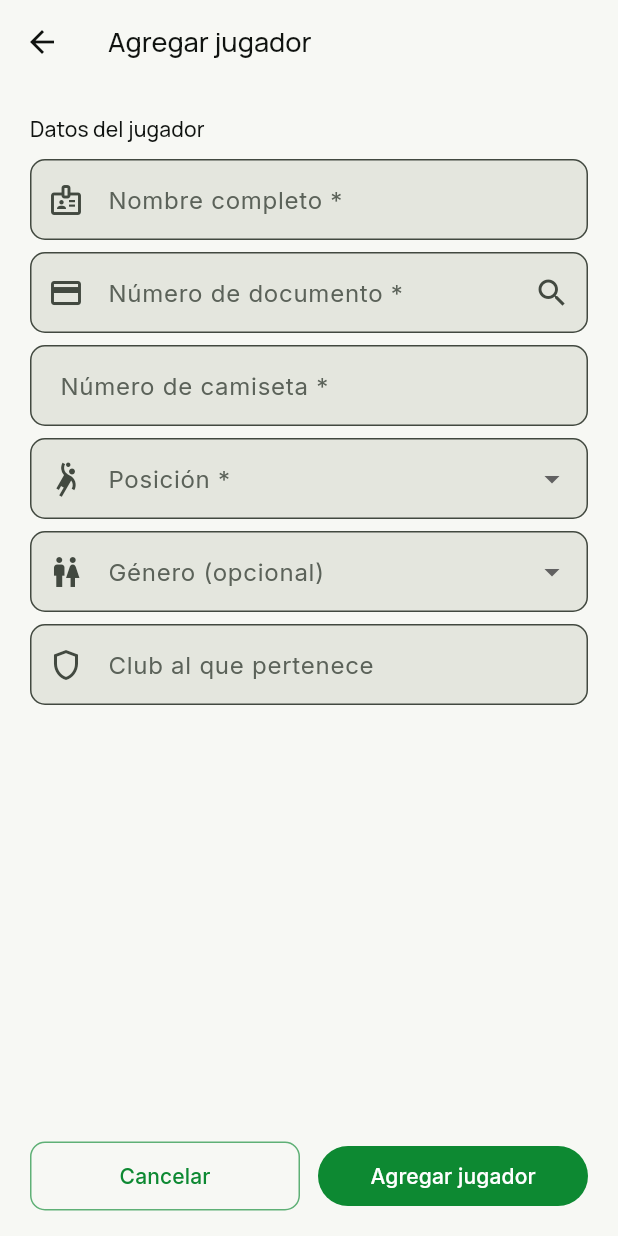
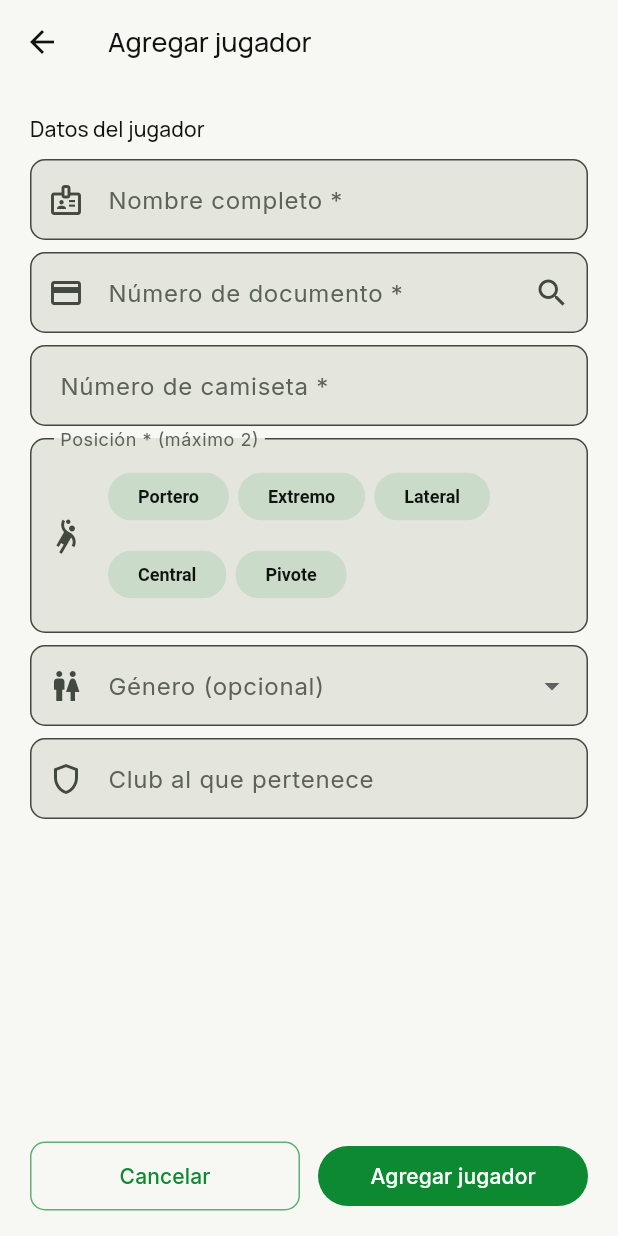
Before and after one commit to tatiana1104/handplay_demo, a Flutter app: the _PlayerDialog screen opened directly with empty values, on a phone screen of 412 x 824 dp. Run offline on Flutter 3.47's test engine with Material 3 defaults, Android fonts, the phone set to English and light mode, and no system bars; our stand-ins replace cloud_firestore, dartz, equatable, firebase_auth, firebase_core, firebase_messaging and 5 more; accounts and stored records are empty.

Commit message:
feat: support up to two player positions

```diff
--- a/lib/features/tournaments/presentation/screens/team_registration_screen.dart
+++ b/lib/features/tournaments/presentation/screens/team_registration_screen.dart
@@ -33,6 +33,7 @@ class _PlayerDialogState extends State<_PlayerDialog> {
   final _document = TextEditingController();
   final _number = TextEditingController();
   final _position = TextEditingController();
+  final _selectedPositions = <String>[];
   final _club = TextEditingController();
   String? _gender;
 
@@ -59,12 +60,18 @@ class _PlayerDialogState extends State<_PlayerDialog> {
       final name = _firstValue(existing, ['name', 'displayName', 'nombre', 'fullName']);
       final playerData = existing['player'] is Map ? Map<String, dynamic>.from(existing['player'] as Map) : <String, dynamic>{};
       final number = _firstValue({...existing, ...playerData}, ['number', 'shirtNumber', 'shirt_number', 'numeroCamiseta', 'jerseyNumber', 'numero', 'camiseta', 'numero_de_camiseta']);
-      final position = _normalizePosition(_firstValue({...existing, ...playerData}, ['position', 'player_position', 'playerPosition', 'posicion', 'posicionJugador', 'positionName']));
+      final position = _firstValue({...existing, ...playerData}, ['position', 'player_position', 'playerPosition', 'posicion', 'posicionJugador', 'positionName']);
       final gender = _firstValue(existing, ['gender', 'genero', 'sex', 'sexo']);
       final club = _firstValue(existing, ['club', 'clubName', 'club al que pertenece', 'club_name', 'clubes']);
       if (name != null) _name.text = name;
       if (number != null) _number.text = number;
-      if (position != null && _position.text.trim().isEmpty) _position.text = position;
+      if (position != null && _position.text.trim().isEmpty) {
+        final loadedPositions = position.split(RegExp(r'[,/|]')).map((item) => _normalizePosition(item)).whereType<String>().toSet().toList();
+        _selectedPositions
+          ..clear()
+          ..addAll(loadedPositions.take(2));
+        _position.text = _selectedPositions.join(', ');
+      }
       if (gender != null) _gender = _normalizeGender(gender);
       if (club != null) _club.text = club;
       if (number == null || position == null) {
@@ -223,12 +230,30 @@ class _PlayerDialogState extends State<_PlayerDialog> {
                 },
               ),
               const SizedBox(height: 8),
-              DropdownButtonFormField<String>(
-                value: _position.text.isEmpty ? null : _position.text,
-                decoration: const InputDecoration(labelText: 'Posición *', prefixIcon: Icon(Icons.sports_handball_outlined)),
-                items: positions.map((position) => DropdownMenuItem(value: position, child: Text(position))).toList(),
-                onChanged: (value) => setState(() => _position.text = value ?? ''),
-                validator: (value) => value == null ? 'Selecciona una posición' : null,
+              FormField<List<String>>(
+                initialValue: _selectedPositions,
+                validator: (_) => _selectedPositions.isEmpty ? 'Selecciona una posición' : null,
+                builder: (field) => InputDecorator(
+                  decoration: InputDecoration(
+                    labelText: 'Posición * (máximo 2)',
+                    prefixIcon: const Icon(Icons.sports_handball_outlined),
+                    errorText: field.errorText,
+                  ),
+                  child: Wrap(
+                    spacing: 6,
+                    runSpacing: 4,
+                    children: positions.map((position) => FilterChip(
+                      label: Text(position),
+                      selected: _selectedPositions.contains(position),
+                      onSelected: (selected) => setState(() {
+                        if (selected && _selectedPositions.length < 2) _selectedPositions.add(position);
+                        if (!selected) _selectedPositions.remove(position);
+                        _position.text = _selectedPositions.join(', ');
+                        field.didChange(_selectedPositions);
+                      }),
+                    )).toList(),
+                  ),
+                ),
               ),
               const SizedBox(height: 8),
               DropdownButtonFormField<String>(
```
